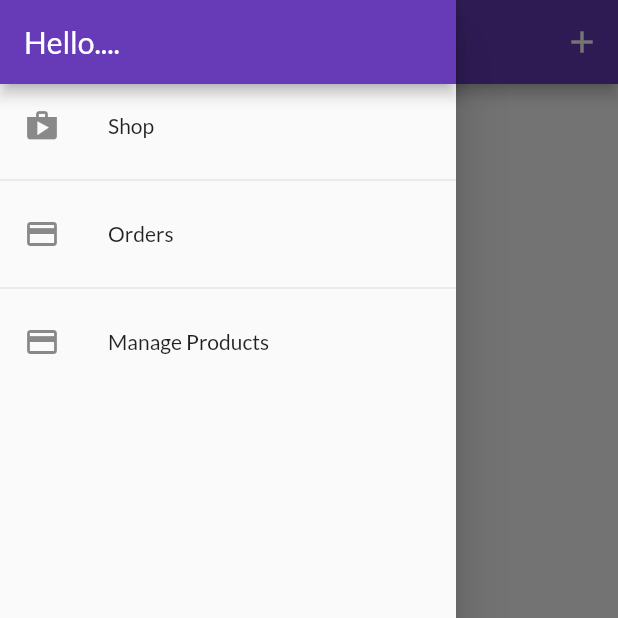
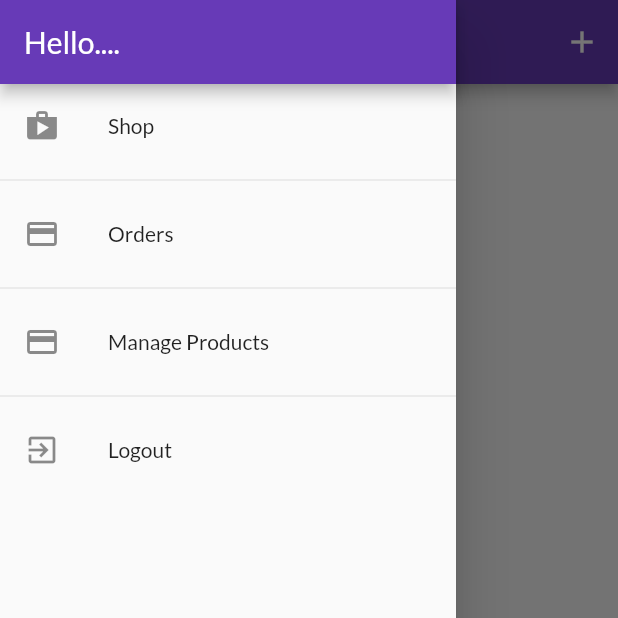
Before and after one commit to JayaSupriya-Somasani/MyShop_flutter, a Flutter app: the UserProductScreen screen opened by its route, with the side drawer open, on a phone screen of 412 x 824 dp, the top half of it. Run offline on Flutter 3.47's test engine with Material 2 defaults, Android fonts, the phone set to English and light mode, and no system bars; network calls fail.

Commit message:
1.Logout is implemented 2.Filter is applied to the orders

```diff
--- a/lib/providers/auth.dart
+++ b/lib/providers/auth.dart
@@ -6,9 +6,9 @@ import 'package:http/http.dart' as http;
 import '../models/http_exception.dart';
 
 class Auth with ChangeNotifier {
-  String _token="";
+  String _token='';
   DateTime _expiryDate=DateTime.now();
-  String _userId="";
+  String _userId='';
 
   bool get isAuth {
     return token != null;
@@ -23,6 +23,9 @@ class Auth with ChangeNotifier {
     return null;
   }
 
+  String get userId{
+    return _userId;
+  }
   Future<void> _authenticate(
       String email, String password, String urlSegment) async {
     final url =
@@ -64,4 +67,11 @@ class Auth with ChangeNotifier {
   Future<void> login(String email, String password) async {
     return _authenticate(email, password, 'verifyPassword');
   }
+
+  void logout(){
+    _userId='';
+    _token='';
+    _expiryDate=DateTime.now();
+    notifyListeners();
+  }
 }
--- a/lib/providers/orders.dart
+++ b/lib/providers/orders.dart
@@ -19,16 +19,17 @@ class OrderItem {
 
 class Orders with ChangeNotifier {
   List<OrderItem> _orders = [];
+  final String authToken;
+  final String userId;
 
   List<OrderItem> get orders {
     return [..._orders];
   }
-  final String authToken;
-  Orders(this.authToken, this._orders);
+  Orders(this.authToken,this.userId, this._orders);
 
   Future<void> fetchAndSetOrders() async {
-    const url =
-        'https://demoflutter-c92f3-default-rtdb.asia-southeast1.firebasedatabase.app/orders.json';
+    final url =
+        'https://demoflutter-c92f3-default-rtdb.asia-southeast1.firebasedatabase.app/orders/$userId.json?auth=$authToken';
     final response = await http.get(Uri.parse(url));
     print(response.body);
     final List<OrderItem> loadedOrders = [];
@@ -55,7 +56,7 @@ class Orders with ChangeNotifier {
 
   Future<void> addOrder(List<CartItem> cartProducts, double total) async {
     final url = Uri.parse(
-        "https://demoflutter-c92f3-default-rtdb.asia-southeast1.firebasedatabase.app/orders.json");
+        "https://demoflutter-c92f3-default-rtdb.asia-southeast1.firebasedatabase.app/orders/$userId.json?auth=$authToken");
     final response = await http.post(url,
         body: json.encode({
           'amount': total,
--- a/lib/screens/user_product_screen.dart
+++ b/lib/screens/user_product_screen.dart
@@ -9,12 +9,13 @@ class UserProductScreen extends StatelessWidget {
   static const routeName = "/user-products";
 
   Future<void> _refreshProducts(BuildContext context) async {
-    await Provider.of<Products>(context, listen: false).fetchAndSetProducts();
+    await Provider.of<Products>(context, listen: false)
+        .fetchAndSetProducts(true);
   }
 
   @override
   Widget build(BuildContext context) {
-    final productsData = Provider.of<Products>(context);
+    // final productsData = Provider.of<Products>(context);
     return Scaffold(
       appBar: AppBar(
         title: const Text("Your products"),
@@ -27,9 +28,17 @@ class UserProductScreen extends StatelessWidget {
         ],
       ),
       drawer: const AppDrawer(),
-      body: RefreshIndicator(
+      body: FutureBuilder(
+        future: _refreshProducts(context),
+        builder: (ctx, snapshot) =>
+            snapshot.connectionState == ConnectionState.waiting
+                ? Center(
+                    child: CircularProgressIndicator(),
+                  )
+                : RefreshIndicator(
                     onRefresh: () => _refreshProducts(context),
-        child: Padding(
+                    child: Consumer<Products>(
+                      builder:(ctx,productsData,_)=> Padding(
                         padding: const EdgeInsets.all(8),
                         child: ListView.builder(
                           itemBuilder: (_, i) => Column(
@@ -45,6 +54,8 @@ class UserProductScreen extends StatelessWidget {
                         ),
                       ),
                     ),
+                  ),
+      ),
     );
   }
 }
--- a/lib/widgets/app_drawer.dart
+++ b/lib/widgets/app_drawer.dart
@@ -1,7 +1,9 @@
 import 'package:flutter/material.dart';
+import 'package:my_shop/providers/auth.dart';
 import 'package:my_shop/screens/edit_product_screen.dart';
 import 'package:my_shop/screens/orders_screen.dart';
 import 'package:my_shop/screens/user_product_screen.dart';
+import 'package:provider/provider.dart';
 
 class AppDrawer extends StatelessWidget {
   const AppDrawer({Key? key}) : super(key: key);
@@ -18,19 +20,30 @@ class AppDrawer extends StatelessWidget {
           ListTile(
             leading: const Icon(Icons.shop),
             title: const Text("Shop"),
-            onTap:() => Navigator.of(context).pushReplacementNamed('/'),
+            onTap: () => Navigator.of(context).pushReplacementNamed('/'),
           ),
           const Divider(),
           ListTile(
             leading: const Icon(Icons.payment),
             title: const Text("Orders"),
-            onTap:() => Navigator.of(context).pushReplacementNamed(OrdersScreen.routeName),
+            onTap: () => Navigator.of(context)
+                .pushReplacementNamed(OrdersScreen.routeName),
           ),
           const Divider(),
           ListTile(
             leading: const Icon(Icons.payment),
             title: const Text("Manage Products"),
-            onTap:() => Navigator.of(context).pushReplacementNamed(UserProductScreen.routeName),
+            onTap: () => Navigator.of(context)
+                .pushReplacementNamed(UserProductScreen.routeName),
+          ),
+          const Divider(),
+          ListTile(
+            leading: const Icon(Icons.exit_to_app),
+            title: const Text("Logout"),
+            onTap: () {
+              Navigator.of(context).pop();
+              Provider.of<Auth>(context, listen: false).logout();
+            },
           ),
         ],
       ),
--- a/lib/widgets/product_item.dart
+++ b/lib/widgets/product_item.dart
@@ -3,6 +3,7 @@ import 'package:my_shop/providers/cart.dart';
 import 'package:my_shop/screens/product_details_screen.dart';
 import 'package:provider/provider.dart';
 
+import '../providers/auth.dart';
 import '../providers/product.dart';
 
 class ProductItem extends StatelessWidget {
@@ -16,7 +17,7 @@ class ProductItem extends StatelessWidget {
   Widget build(BuildContext context) {
     final product = Provider.of<Product>(context, listen: false);
     final cart = Provider.of<Cart>(context, listen: false);
-
+    final authData=Provider.of<Auth>(context,listen: false);
     return ClipRRect(
       borderRadius: BorderRadius.circular(10),
       child: GridTile(
@@ -28,7 +29,7 @@ class ProductItem extends StatelessWidget {
                         ? Icons.favorite
                         : Icons.favorite_border),
                     onPressed: () {
-                      product.toggleFavoriteStatus();
+                      product.toggleFavoriteStatus(authData.token??'',authData.userId);
                     },
                     color: Theme.of(context).accentColor,
                   )),
```
Also changed, not shown: lib/main.dart (+4 -4 lines), lib/providers/product.dart (+4 -5 lines), lib/providers/products.dart (+21 -10 lines). Lines whose indentation alone changed are shown as unchanged.
